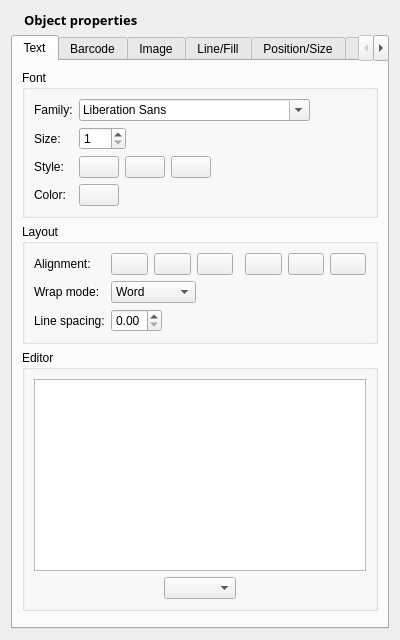
Before: the Qt Designer form glabels/ui/ObjectEditor.ui in jimevins/glabels-qt, drawn with Qt 5.
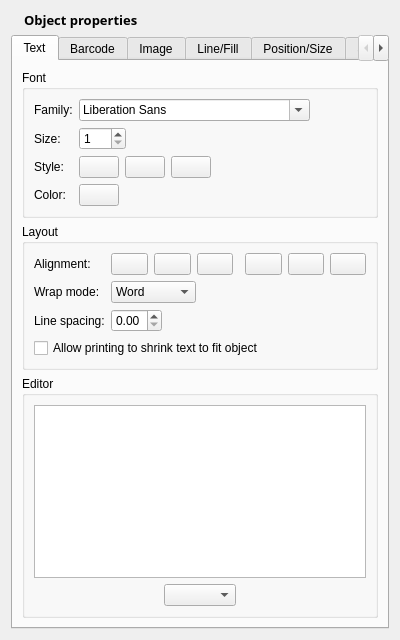
After: the same form once the commit is applied. Icons and pictures are not drawn. Custom widgets are drawn as their Qt base class.

Commit message: Implemented text auto shrink feature.

The edit to the form file:
```diff
--- a/glabels/ui/ObjectEditor.ui
+++ b/glabels/ui/ObjectEditor.ui
@@ -297,6 +297,13 @@
             </item>
            </layout>
           </item>
+          <item row="3" column="0" colspan="2">
+           <widget class="QCheckBox" name="textAutoShrinkCheck">
+            <property name="text">
+             <string>Allow printing to shrink text to fit object</string>
+            </property>
+           </widget>
+          </item>
          </layout>
         </widget>
        </item>
```
Left out of the diff: 184 changed lines with no effect on the pictures. The commit also changes 9 other files.
